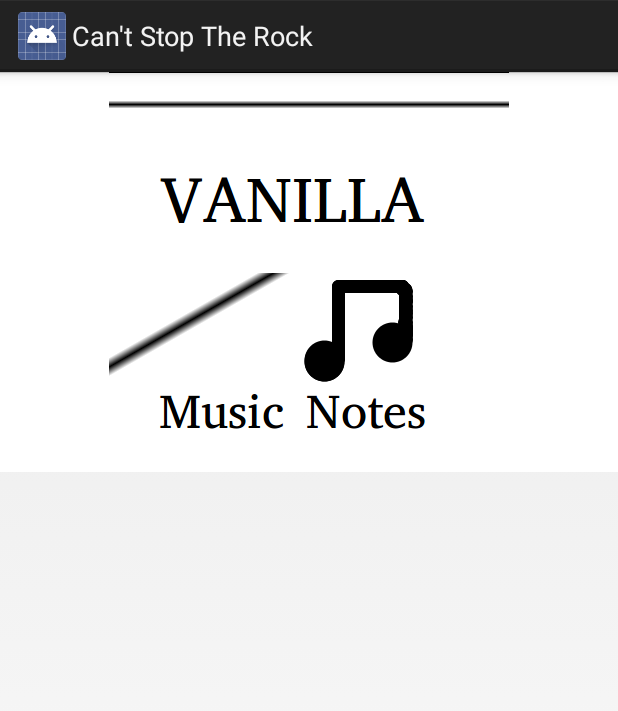
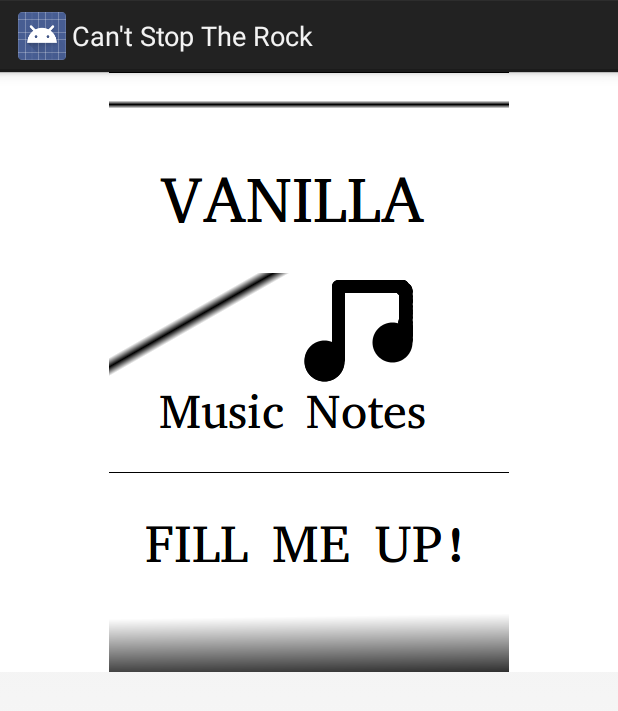
Before and after one commit to huntergdavis/cantstoptherock, an Android app: the screen it shows after launch (CantStopTheRockSelectGameTypeActivity), on a phone screen of 412 x 824 dp. Shown: the top 711 px of the screen. Run offline under Robolectric (Android 15) with nearby library versions, the light colour scheme and no system bars; libraries missing offline, so code that uses them is left out: com.google.ads, com.hunterdavis.gameutils; plain views replace AdView; 3 statements that could not run were skipped.

Commit message:
adding new gametype

```diff
--- a/cantStopTheRock/src/main/res/layout/gametype_select_screen.xml
+++ b/cantStopTheRock/src/main/res/layout/gametype_select_screen.xml
@@ -33,6 +33,15 @@
                 android:background="#FFFFFF"
                 android:src="@drawable/musicnotes" />
 
+            <ImageButton
+                android:id="@+id/fillMeUpButton"
+                android:layout_width="fill_parent"
+                android:layout_height="0dip"
+                android:layout_gravity="center"
+                android:layout_weight="1"
+                android:background="#FFFFFF"
+                android:src="@drawable/fillmeup" />
+
         </LinearLayout>
     </ScrollView>
 
```
